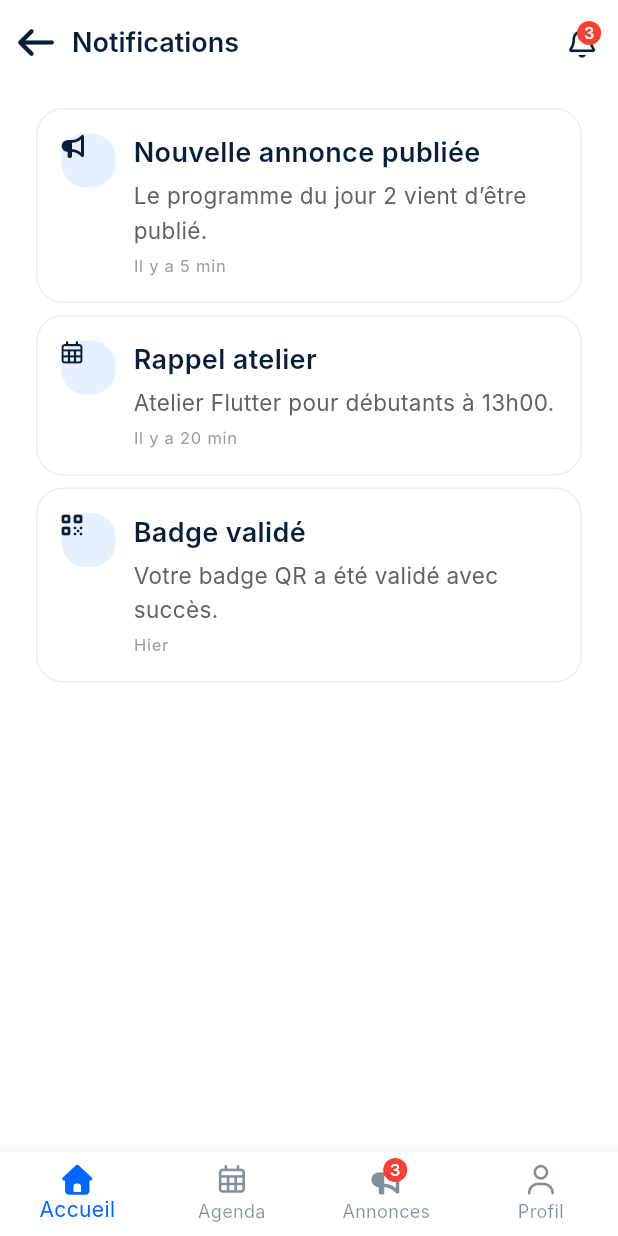
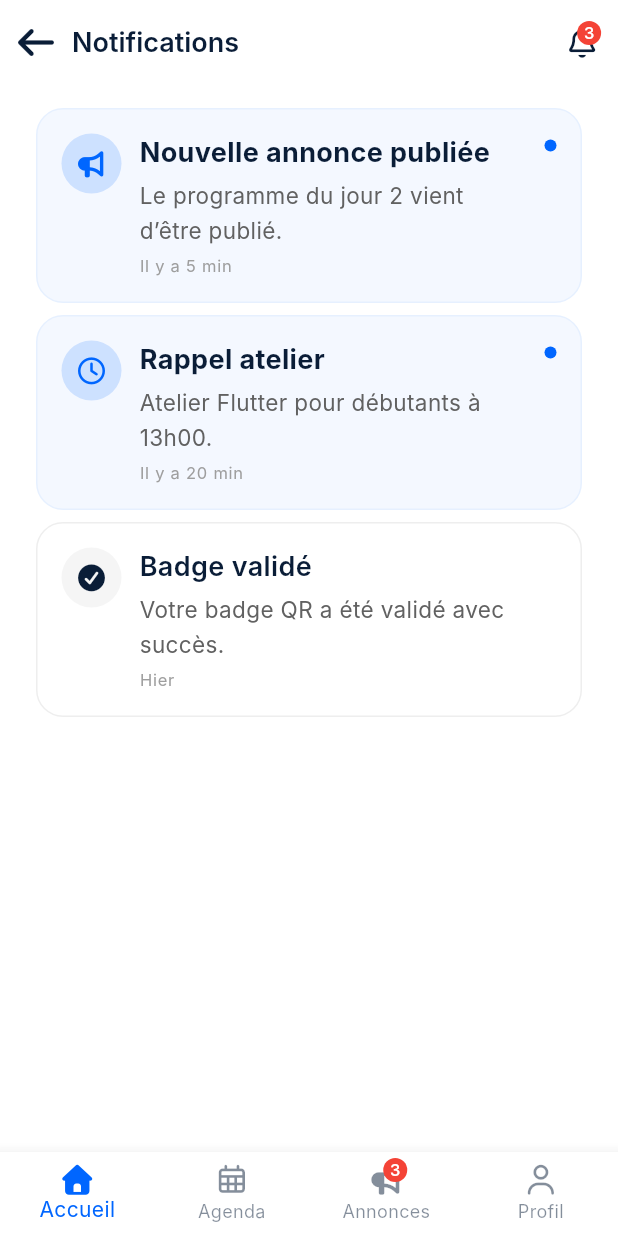
Before and after one commit to exau-umba/ji_mobile, a Flutter app: the NotificationsScreen screen opened by its route, on a phone screen of 412 x 824 dp. Run offline on Flutter 3.47's test engine with Material 3 defaults, Android fonts, the phone set to English and light mode, and no system bars; our stand-ins replace bloc, equatable, flutter_bloc, font_awesome_flutter, go_router, lottie; Roboto replaces fonts that are missing (Inter).

Commit message:
feat: enhance NotificationsScreen with unread notification indicators and improved item styling

```diff
--- a/lib/src/features/notifications/presentation/screens/notifications_screen.dart
+++ b/lib/src/features/notifications/presentation/screens/notifications_screen.dart
@@ -15,18 +15,21 @@
         body: 'Le programme du jour 2 vient d’être publié.',
         time: 'Il y a 5 min',
         icon: FontAwesomeIcons.bullhorn,
+        unread: true,
       ),
       _NotificationItem(
         title: 'Rappel atelier',
         body: 'Atelier Flutter pour débutants à 13h00.',
         time: 'Il y a 20 min',
-        icon: FontAwesomeIcons.calendarDays,
+        icon: FontAwesomeIcons.clock,
+        unread: true,
       ),
       _NotificationItem(
         title: 'Badge validé',
         body: 'Votre badge QR a été validé avec succès.',
         time: 'Hier',
-        icon: FontAwesomeIcons.qrcode,
+        icon: FontAwesomeIcons.solidCircleCheck,
+        unread: false,
       ),
     ];
 
@@ -39,21 +42,37 @@
         return Container(
           padding: AppInsets.allM,
           decoration: BoxDecoration(
-            color: Colors.white,
+            color: item.unread ? const Color(0xFFF4F8FF) : Colors.white,
             borderRadius: BorderRadius.circular(kRadiusL),
-            border: Border.all(color: Colors.grey.shade200),
+            border: Border.all(
+              color: item.unread ? jiSecondaryLight : Colors.grey.shade200,
+            ),
           ),
           child: Row(
             crossAxisAlignment: CrossAxisAlignment.start,
             children: [
               Container(
-                height: 36,
-                width: 36,
+                height: 40,
+                width: 40,
                 decoration: BoxDecoration(
-                  color: jiSecondaryLight,
-                  borderRadius: BorderRadius.circular(kRadiusM),
+                  color: item.unread
+                      ? jiSecondary.withOpacity(0.16)
+                      : Colors.grey.shade100,
+                  shape: BoxShape.circle,
                 ),
-                child: FaIcon(item.icon, size: 16, color: jiPrimary),
+                child: Center(
+                  child: SizedBox(
+                    height: 18,
+                    width: 18,
+                    child: FittedBox(
+                      fit: BoxFit.contain,
+                      child: FaIcon(
+                        item.icon,
+                        color: item.unread ? jiSecondary : jiPrimary,
+                      ),
+                    ),
+                  ),
+                ),
               ),
               const SizedBox(width: kSpaceM),
               Expanded(
@@ -62,7 +81,10 @@
                   children: [
                     Text(
                       item.title,
-                      style: AppTextStyles.titleMedium.copyWith(color: jiPrimary),
+                      style: AppTextStyles.titleMedium.copyWith(
+                        color: jiPrimary,
+                        fontWeight: item.unread ? FontWeight.w700 : FontWeight.w600,
+                      ),
                     ),
                     const SizedBox(height: kSpaceXS),
                     Text(
@@ -81,6 +103,16 @@
                   ],
                 ),
               ),
+              if (item.unread)
+                Container(
+                  margin: const EdgeInsets.only(left: kSpaceS, top: kSpaceXS),
+                  height: 8,
+                  width: 8,
+                  decoration: const BoxDecoration(
+                    color: jiSecondary,
+                    shape: BoxShape.circle,
+                  ),
+                ),
             ],
           ),
         );
@@ -94,11 +126,13 @@
   final String body;
   final String time;
   final IconData icon;
+  final bool unread;
 
   _NotificationItem({
     required this.title,
     required this.body,
     required this.time,
     required this.icon,
+    required this.unread,
   });
 }
```
